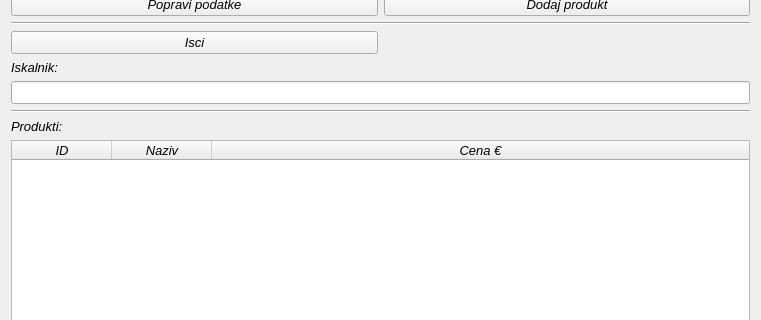
Old version of the form dodajprodukt.ui in the repository MaxMaxy/racun; both pictures show x 0 to 761 and y 267 to 587 of the 761 by 671 pixel window.
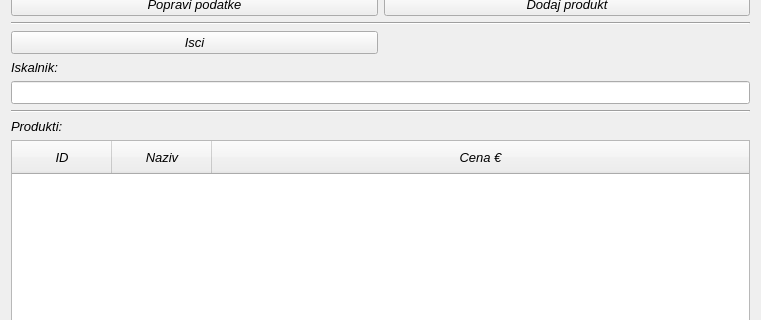
New version of the form.

Diff of the .ui file:
```diff
--- a/dodajprodukt.ui
+++ b/dodajprodukt.ui
@@ -164,6 +164,9 @@
        <italic>true</italic>
       </font>
      </property>
+     <property name="styleSheet">
+      <string notr="true">QHeaderView::section{padding:7px 15px}</string>
+     </property>
      <column>
       <property name="text">
        <string>ID</string>
```
